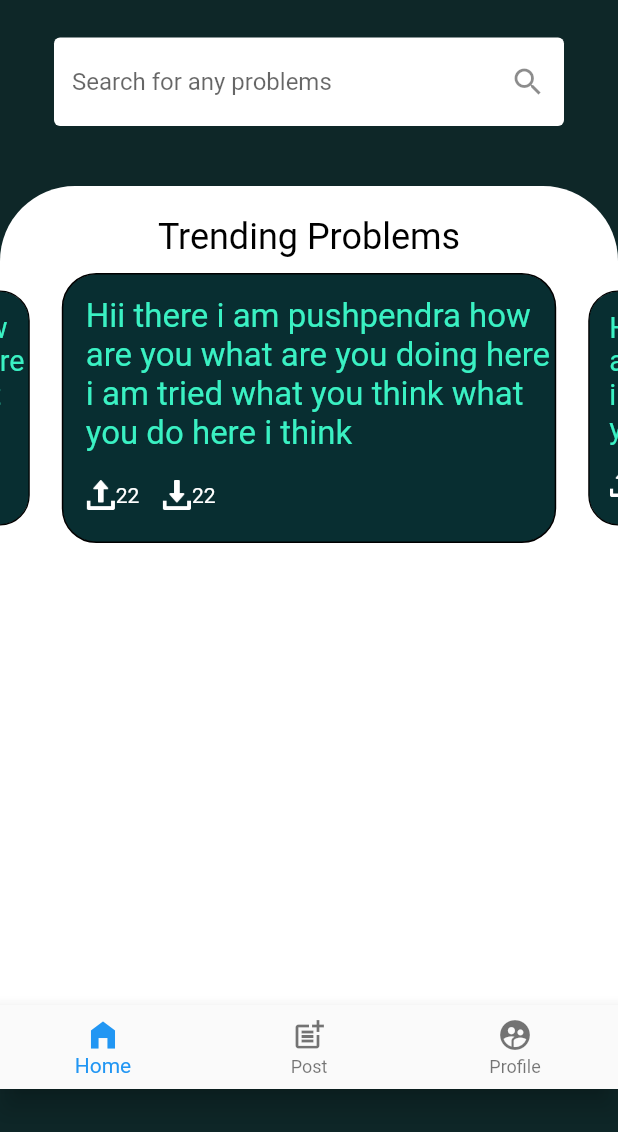
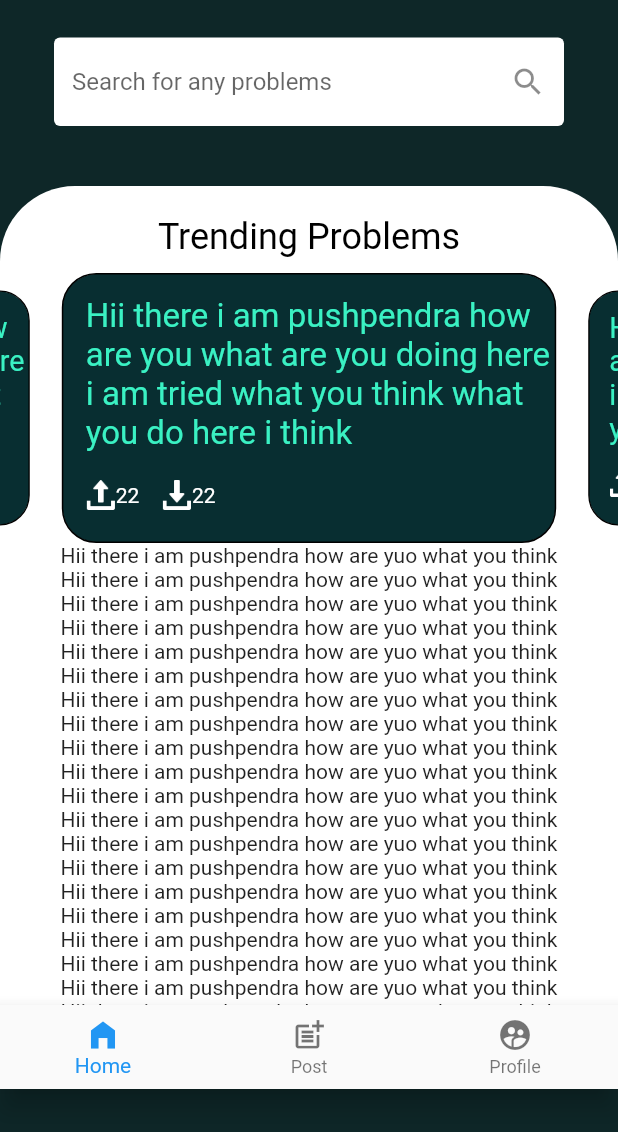
Before and after one commit to Pushpendra1001/janyaan, a Flutter app: the screen it shows after launch, on a phone screen of 412 x 824 dp, the part 84-1216 px from its top. Run offline on Flutter 3.47's test engine with Material 2 defaults, Android fonts, the light colour scheme and no system bars; drawn by our look-alikes of carousel_slider.

Commit message:
fixing bugs and add scroller

```diff
--- a/lib/src/mainPage.dart
+++ b/lib/src/mainPage.dart
@@ -42,7 +42,7 @@ class _HomePageState extends State<HomePage> {
                       children: [
                         Row(children: [
                           Image.asset(
-                            "lib/src/assets/icons/networking.png",
+                            "lib/assets/icons/networking.png",
                             height: 35,
                             width: 50,
                             color: Colors.white,
@@ -98,7 +98,9 @@ class _HomePageState extends State<HomePage> {
                         topRight: Radius.circular(50)),
                     color: Colors.white,
                   ),
+                  child: SingleChildScrollView(
                     child: Column(
+                      crossAxisAlignment: CrossAxisAlignment.center,
                       children: [
                         const Padding(
                           padding: EdgeInsets.only(top: 20, bottom: 10),
@@ -148,28 +150,28 @@ class _HomePageState extends State<HomePage> {
                                         child: Row(
                                           children: [
                                             Image.asset(
-                                            "lib/src/assets/icons/upload.png",
+                                              "lib/assets/icons/upload.png",
                                               color: Colors.white,
                                               height: 20,
                                             ),
                                             const Text(
                                               "22",
-                                            style:
-                                                TextStyle(color: Colors.white),
+                                              style: TextStyle(
+                                                  color: Colors.white),
                                             ),
                                             Padding(
-                                            padding:
-                                                const EdgeInsets.only(left: 15),
+                                              padding: const EdgeInsets.only(
+                                                  left: 15),
                                               child: Image.asset(
-                                              "lib/src/assets/icons/download.png",
+                                                "lib/assets/icons/download.png",
                                                 color: Colors.white,
                                                 height: 20,
                                               ),
                                             ),
                                             const Text(
                                               "22",
-                                            style:
-                                                TextStyle(color: Colors.white),
+                                              style: TextStyle(
+                                                  color: Colors.white),
                                             ),
                                           ],
                                         ),
@@ -179,8 +181,105 @@ class _HomePageState extends State<HomePage> {
                                 ),
                               )
                             ]),
+
+                        Container(
+                          child: Column(children: [
+                            Text(
+                                "Hii there i am pushpendra how are yuo what you think"),
+                            Text(
+                                "Hii there i am pushpendra how are yuo what you think"),
+                            Text(
+                                "Hii there i am pushpendra how are yuo what you think"),
+                            Text(
+                                "Hii there i am pushpendra how are yuo what you think"),
+                            Text(
+                                "Hii there i am pushpendra how are yuo what you think"),
+                            Text(
+                                "Hii there i am pushpendra how are yuo what you think"),
+                            Text(
+                                "Hii there i am pushpendra how are yuo what you think"),
+                            Text(
+                                "Hii there i am pushpendra how are yuo what you think"),
+                            Text(
+                                "Hii there i am pushpendra how are yuo what you think"),
+                            Text(
+                                "Hii there i am pushpendra how are yuo what you think"),
+                            Text(
+                                "Hii there i am pushpendra how are yuo what you think"),
+                            Text(
+                                "Hii there i am pushpendra how are yuo what you think"),
+                            Text(
+                                "Hii there i am pushpendra how are yuo what you think"),
+                            Text(
+                                "Hii there i am pushpendra how are yuo what you think"),
+                            Text(
+                                "Hii there i am pushpendra how are yuo what you think"),
+                            Text(
+                                "Hii there i am pushpendra how are yuo what you think"),
+                            Text(
+                                "Hii there i am pushpendra how are yuo what you think"),
+                            Text(
+                                "Hii there i am pushpendra how are yuo what you think"),
+                            Text(
+                                "Hii there i am pushpendra how are yuo what you think"),
+                            Text(
+                                "Hii there i am pushpendra how are yuo what you think"),
+                            Text(
+                                "Hii there i am pushpendra how are yuo what you think"),
+                            Text(
+                                "Hii there i am pushpendra how are yuo what you think"),
+                            Text(
+                                "Hii there i am pushpendra how are yuo what you think"),
+                            Text(
+                                "Hii there i am pushpendra how are yuo what you think"),
+                            Text(
+                                "Hii there i am pushpendra how are yuo what you think"),
+                            Text(
+                                "Hii there i am pushpendra how are yuo what you think"),
+                            Text(
+                                "Hii there i am pushpendra how are yuo what you think"),
+                            Text(
+                                "Hii there i am pushpendra how are yuo what you think"),
+                            Text(
+                                "Hii there i am pushpendra how are yuo what you think"),
+                            Text(
+                                "Hii there i am pushpendra how are yuo what you think"),
+                            Text(
+                                "Hii there i am pushpendra how are yuo what you think"),
+                            Text(
+                                "Hii there i am pushpendra how are yuo what you think"),
+                            Text(
+                                "Hii there i am pushpendra how are yuo what you think"),
+                            Text(
+                                "Hii there i am pushpendra how are yuo what you think"),
+                            Text(
+                                "Hii there i am pushpendra how are yuo what you think"),
+                            Text(
+                                "Hii there i am pushpendra how are yuo what you think"),
+                            Text(
+                                "Hii there i am pushpendra how are yuo what you think"),
+                            Text(
+                                "Hii there i am pushpendra how are yuo what you think"),
+                            Text(
+                                "Hii there i am pushpendra how are yuo what you think"),
+                            Text(
+                                "Hii there i am pushpendra how are yuo what you think"),
+                            Text(
+                                "Hii there i am pushpendra how are yuo what you think"),
+                            Text(
+                                "Hii there i am pushpendra how are yuo what you think"),
+                            Text(
+                                "Hii there i am pushpendra how are yuo what you think"),
+                            Text(
+                                "Hii there i am pushpendra how are yuo what you think"),
+                            Text("Hii"),
+                            Text("Hii"),
+                            Text("Hii"),
+                          ]),
+                        )
                         // ending
                       ],
+                    ),
                   ),
                 ),
                 // bottom navigation bar starting
--- a/pubspec.yaml
+++ b/pubspec.yaml
@@ -61,7 +61,7 @@ flutter:
 
   # To add assets to your application, add an assets section, like this:
   assets:
-    - lib/src/assets/icons/
+    - lib/assets/icons/
   #   - images/a_dot_ham.jpeg
 
   # An image asset can refer to one or more resolution-specific "variants", see
```
Also changed, not shown: lib/assets/colors.txt (renamed from lib/src/assets/colors.txt), lib/assets/icons/calendar.png (renamed from lib/src/assets/icons/calendar.png), lib/assets/icons/download.png (renamed from lib/src/assets/icons/download.png), lib/assets/icons/idea.png (renamed from lib/src/assets/icons/idea.png), lib/assets/icons/networking.png (renamed from lib/src/assets/icons/networking.png), lib/assets/icons/upload.png (renamed from lib/src/assets/icons/upload.png), lib/assets/icons/user.png (renamed from lib/src/assets/icons/user.png). Lines whose indentation alone changed are shown as unchanged.
